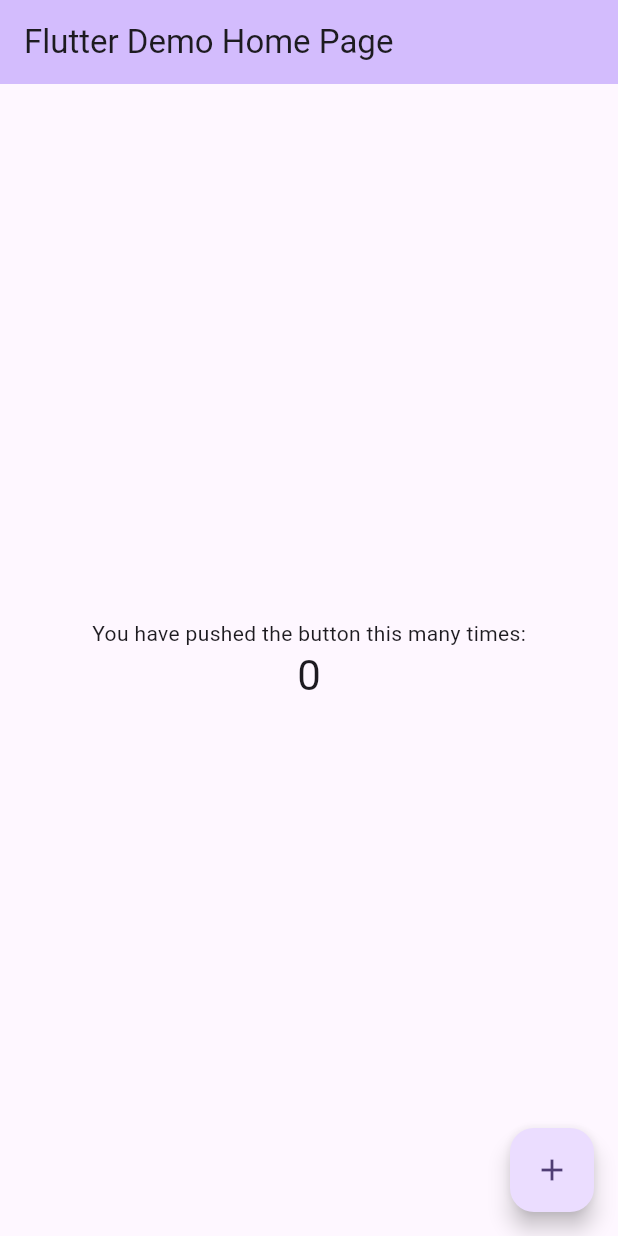
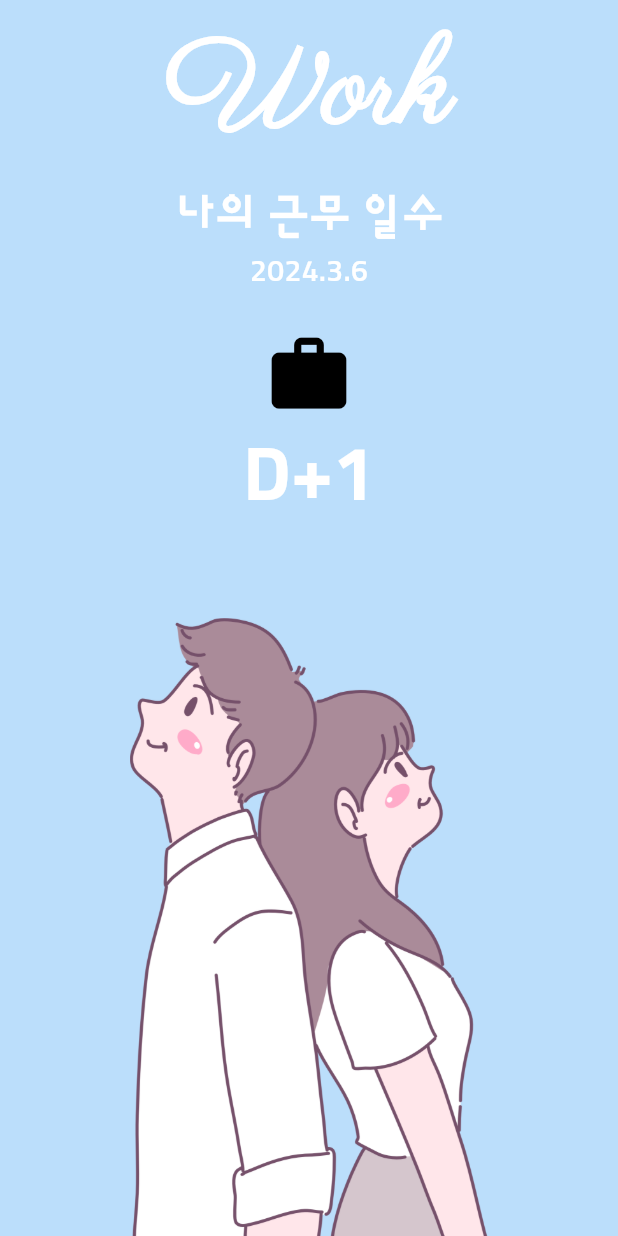
Before and after one commit to torder-raven/d_day, a Flutter app: the screen it shows after launch, on a phone screen of 412 x 824 dp. Run offline on Flutter 3.47's test engine with Material 3 defaults, Android fonts, the phone set to English and light mode, and no system bars.

Commit message:
디데이 구현

```diff
--- a/lib/main.dart
+++ b/lib/main.dart
@@ -1,125 +1,37 @@
+import 'package:d_day/screen/home_screen.dart';
 import 'package:flutter/material.dart';
 
 void main() {
-  runApp(const MyApp());
+  runApp(MaterialApp(
+    home: const HomeScreen(),
+    theme: ThemeData(
+      fontFamily: 'sunflower',
+      textTheme: const TextTheme(
+
+        displayLarge: TextStyle(
+          color: Colors.white,
+          fontSize: 80.0,
+          fontWeight: FontWeight.w700,
+          fontFamily: 'parisienne'
+        ),
+
+        headlineLarge: TextStyle(
+            color: Colors.white,
+            fontSize: 50.0,
+            fontWeight: FontWeight.w700,
+        ),
+
+        bodyLarge: TextStyle(
+          color: Colors.white,
+          fontSize: 30.0,
+          fontWeight: FontWeight.w700,
+        ),
+
+        bodyMedium: TextStyle(
+          color: Colors.white,
+          fontSize: 20.0,
+        ),
+      )
+    ),
+  ));
 }
-
-class MyApp extends StatelessWidget {
-  const MyApp({super.key});
-
-  // This widget is the root of your application.
-  @override
-  Widget build(BuildContext context) {
-    return MaterialApp(
-      title: 'Flutter Demo',
-      theme: ThemeData(
-        // This is the theme of your application.
-        //
-        // TRY THIS: Try running your application with "flutter run". You'll see
-        // the application has a purple toolbar. Then, without quitting the app,
-        // try changing the seedColor in the colorScheme below to Colors.green
-        // and then invoke "hot reload" (save your changes or press the "hot
-        // reload" button in a Flutter-supported IDE, or press "r" if you used
-        // the command line to start the app).
-        //
-        // Notice that the counter didn't reset back to zero; the application
-        // state is not lost during the reload. To reset the state, use hot
-        // restart instead.
-        //
-        // This works for code too, not just values: Most code changes can be
-        // tested with just a hot reload.
-        colorScheme: ColorScheme.fromSeed(seedColor: Colors.deepPurple),
-        useMaterial3: true,
-      ),
-      home: const MyHomePage(title: 'Flutter Demo Home Page'),
-    );
-  }
-}
-
-class MyHomePage extends StatefulWidget {
-  const MyHomePage({super.key, required this.title});
-
-  // This widget is the home page of your application. It is stateful, meaning
-  // that it has a State object (defined below) that contains fields that affect
-  // how it looks.
-
-  // This class is the configuration for the state. It holds the values (in this
-  // case the title) provided by the parent (in this case the App widget) and
-  // used by the build method of the State. Fields in a Widget subclass are
-  // always marked "final".
-
-  final String title;
-
-  @override
-  State<MyHomePage> createState() => _MyHomePageState();
-}
-
-class _MyHomePageState extends State<MyHomePage> {
-  int _counter = 0;
-
-  void _incrementCounter() {
-    setState(() {
-      // This call to setState tells the Flutter framework that something has
-      // changed in this State, which causes it to rerun the build method below
-      // so that the display can reflect the updated values. If we changed
-      // _counter without calling setState(), then the build method would not be
-      // called again, and so nothing would appear to happen.
-      _counter++;
-    });
-  }
-
-  @override
-  Widget build(BuildContext context) {
-    // This method is rerun every time setState is called, for instance as done
-    // by the _incrementCounter method above.
-    //
-    // The Flutter framework has been optimized to make rerunning build methods
-    // fast, so that you can just rebuild anything that needs updating rather
-    // than having to individually change instances of widgets.
-    return Scaffold(
-      appBar: AppBar(
-        // TRY THIS: Try changing the color here to a specific color (to
-        // Colors.amber, perhaps?) and trigger a hot reload to see the AppBar
-        // change color while the other colors stay the same.
-        backgroundColor: Theme.of(context).colorScheme.inversePrimary,
-        // Here we take the value from the MyHomePage object that was created by
-        // the App.build method, and use it to set our appbar title.
-        title: Text(widget.title),
-      ),
-      body: Center(
-        // Center is a layout widget. It takes a single child and positions it
-        // in the middle of the parent.
-        child: Column(
-          // Column is also a layout widget. It takes a list of children and
-          // arranges them vertically. By default, it sizes itself to fit its
-          // children horizontally, and tries to be as tall as its parent.
-          //
-          // Column has various properties to control how it sizes itself and
-          // how it positions its children. Here we use mainAxisAlignment to
-          // center the children vertically; the main axis here is the vertical
-          // axis because Columns are vertical (the cross axis would be
-          // horizontal).
-          //
-          // TRY THIS: Invoke "debug painting" (choose the "Toggle Debug Paint"
-          // action in the IDE, or press "p" in the console), to see the
-          // wireframe for each widget.
-          mainAxisAlignment: MainAxisAlignment.center,
-          children: <Widget>[
-            const Text(
-              'You have pushed the button this many times:',
-            ),
-            Text(
-              '$_counter',
-              style: Theme.of(context).textTheme.headlineMedium,
-            ),
-          ],
-        ),
-      ),
-      floatingActionButton: FloatingActionButton(
-        onPressed: _incrementCounter,
-        tooltip: 'Increment',
-        child: const Icon(Icons.add),
-      ), // This trailing comma makes auto-formatting nicer for build methods.
-    );
-  }
-}
--- /dev/null
+++ b/lib/screen/home_screen.dart
@@ -0,0 +1,128 @@
+import 'package:flutter/cupertino.dart';
+import 'package:flutter/material.dart';
+
+class HomeScreen extends StatefulWidget {
+  const HomeScreen({super.key});
+
+  @override
+  State<StatefulWidget> createState() => _HomeScreenState();
+}
+
+class _HomeScreenState extends State<HomeScreen> {
+  DateTime now = DateTime.now();
+  DateTime firstDay =
+      DateTime(DateTime.now().year, DateTime.now().month, DateTime.now().day);
+
+  @override
+  Widget build(BuildContext context) {
+    return Scaffold(
+      backgroundColor: Colors.blue[100],
+      body: SafeArea(
+        bottom: false,
+        child: Column(
+          mainAxisAlignment: MainAxisAlignment.spaceBetween,
+          crossAxisAlignment: CrossAxisAlignment.stretch,
+          children: [
+            _DDay(
+              firstDay: firstDay,
+              onWorkPressed: onWorkPressed,
+            ),
+            _CoupleImage()
+          ],
+        ),
+      ),
+    );
+  }
+
+  void onWorkPressed() {
+    showCupertinoDialog(
+      context: context,
+      builder: (BuildContext context) {
+        return Align(
+          alignment: Alignment.bottomCenter,
+          child: Container(
+            color: Colors.white,
+            height: 300,
+            child: CupertinoDatePicker(
+              mode: CupertinoDatePickerMode.date,
+              onDateTimeChanged: (dateTime) {
+                setState(() {
+                  firstDay = dateTime;
+                });
+              },
+              initialDateTime: DateTime(now.year, now.month, now.day),
+              maximumDate: now,
+            ),
+          ),
+        );
+      },
+      barrierDismissible: true,
+    );
+  }
+}
+
+class _DDay extends StatelessWidget {
+  final DateTime firstDay;
+  final GestureTapCallback onWorkPressed;
+
+  _DDay({required this.firstDay, required this.onWorkPressed});
+
+  @override
+  Widget build(BuildContext context) {
+    final textTheme = Theme.of(context).textTheme;
+    final now = DateTime.now();
+
+    return Column(
+      children: [
+        const SizedBox(
+          height: 16.0,
+        ),
+        Text(
+          "Work",
+          style: textTheme.displayLarge,
+        ),
+        const SizedBox(
+          height: 16.0,
+        ),
+        Column(
+          children: [
+            Text(
+              "나의 근무 일수",
+              style: textTheme.bodyLarge,
+            ),
+            Text(
+              "${firstDay.year}.${firstDay.month}.${firstDay.day}",
+              style: textTheme.bodyMedium,
+            )
+          ],
+        ),
+        const SizedBox(
+          height: 16.0,
+        ),
+        IconButton(
+            iconSize: 60.0,
+            onPressed: onWorkPressed,
+            icon: const Icon(
+              Icons.work,
+              color: Colors.black,
+            )),
+        Text(
+          "D+${DateTime(now.year, now.month, now.day).difference(firstDay).inDays + 1}",
+          style: textTheme.headlineLarge,
+        ),
+      ],
+    );
+  }
+}
+
+class _CoupleImage extends StatelessWidget {
+  @override
+  Widget build(BuildContext context) {
+    return Center(
+      child: Image.asset(
+        'asset/img/middle_image.png',
+        height: MediaQuery.of(context).size.height / 2,
+      ),
+    );
+  }
+}
```
Also changed, not shown: pubspec.yaml (+15 -3 lines), asset/font/Parisienne-Regular.ttf (added), asset/font/Sunflower-Bold.ttf (added), asset/font/Sunflower-Light.ttf (added), asset/font/Sunflower-Medium.ttf (added), asset/img/middle_image.png (added), 1 other file.
